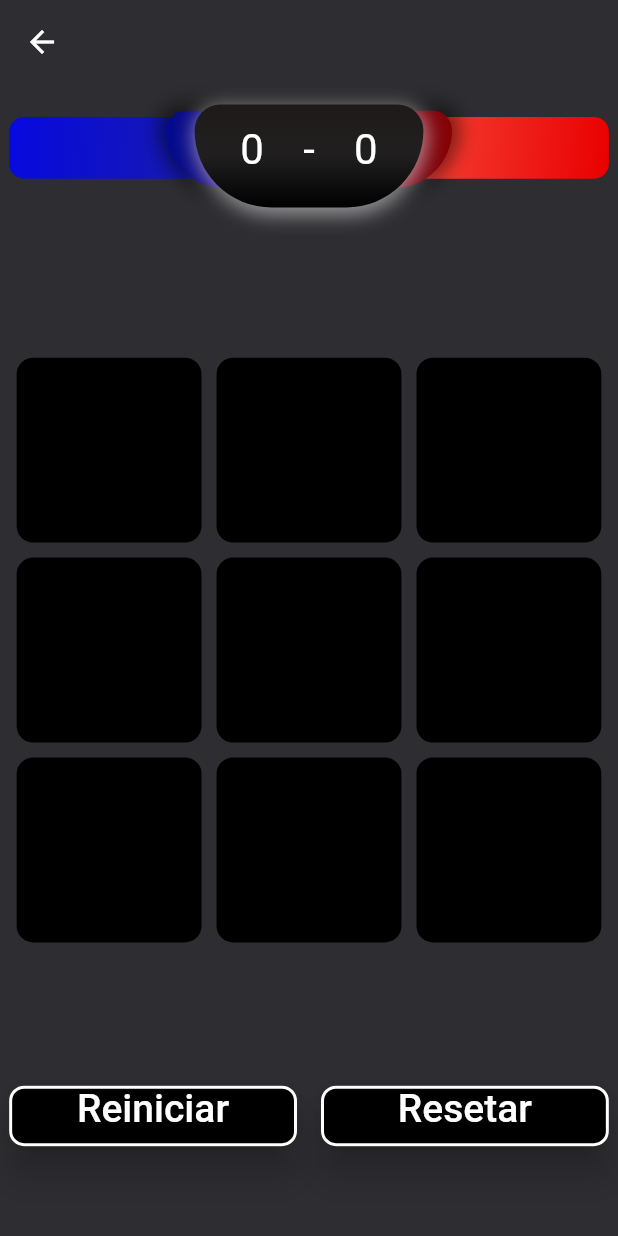
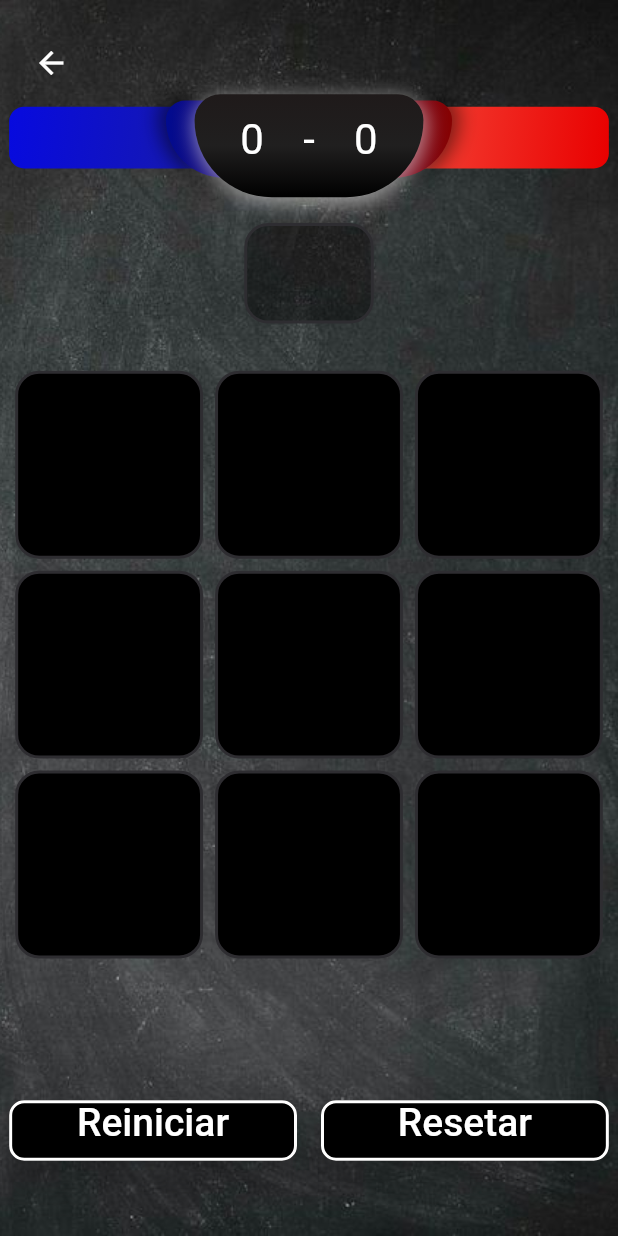
Before and after one commit to thiagolop/jogo_da_velha, a Flutter app: the HomePage screen opened by its route, on a phone screen of 412 x 824 dp. Run offline on Flutter 3.47's test engine with Material 2 defaults, Android fonts, the phone set to English and light mode, and no system bars; our stand-ins replace google_fonts; Roboto replaces fonts that are missing (Coiny).

Commit message:
add image background

```diff
--- a/lib/app/core/ui/styles/colors_app.dart
+++ b/lib/app/core/ui/styles/colors_app.dart
@@ -39,7 +39,7 @@ class ColorsApp {
   Gradient get gradientBackgroundColor => const LinearGradient(
         begin: Alignment.topLeft,
         end: Alignment.bottomRight,
-        colors: [Color(0xFF070ADF), Color(0xFF171AAC), Colors.red, Color(0xFFE90000)],
+        colors: [Color.fromARGB(255, 0, 0, 0), Color.fromARGB(255, 43, 42, 42)],
       );
 }
 
--- a/lib/app/pages/home/view/home_page.dart
+++ b/lib/app/pages/home/view/home_page.dart
@@ -3,8 +3,10 @@ import 'package:jogo_da_velha/app/core/extensions/responsive.dart';
 import 'package:jogo_da_velha/app/core/ui/styles/colors_app.dart';
 import 'package:jogo_da_velha/app/core/ui/styles/text_app.dart';
 import 'package:jogo_da_velha/app/pages/home/controller/home_controller.dart';
+import 'package:jogo_da_velha/app/pages/home/widgets/app_bar_area.dart';
 import 'package:jogo_da_velha/app/pages/home/widgets/custom_buttom.dart';
 import 'package:jogo_da_velha/app/pages/home/widgets/game_widget.dart';
+import 'package:jogo_da_velha/app/pages/home/widgets/on_turn_text.dart';
 import 'package:jogo_da_velha/app/pages/home/widgets/score_game.dart';
 import 'package:provider/provider.dart';
 
@@ -16,29 +18,26 @@ class HomePage extends StatelessWidget {
     return Consumer<HomeController>(
       builder: (_, controller, __) {
         return Scaffold(
-          appBar: AppBar(
           backgroundColor: context.colorsApp.backgroundColor,
-            elevation: 0,
+          body: Container(
+            decoration: const BoxDecoration(
+              image: DecorationImage(
+                image: AssetImage('assets/images/background2.jpg'),
+                fit: BoxFit.cover,
               ),
-          backgroundColor: context.colorsApp.backgroundColor,
-          body: SingleChildScrollView(
-            child: Padding(
+            ),
+            child: ListView(
+              children: [
+                Padding(
                   padding: EdgeInsets.only(top: 40.heigth, left: 16.width, right: 16.width, bottom: 32.heigth),
                   child: Column(
                     mainAxisAlignment: MainAxisAlignment.spaceAround,
                     crossAxisAlignment: CrossAxisAlignment.center,
                     children: [
+                      const AppBarArea(),
                       const ScoreGame(),
-                  SizedBox(height: 60.heigth),
-                  Visibility(
-                    visible: controller.isGaming,
-                    child: Text(
-                      controller.jogador,
-                      style: context.textStyles.textCoiny.copyWith(
-                        color: controller.oTurn ? context.colorsApp.colorO : context.colorsApp.colorX,
-                      ),
-                    ),
-                  ),
+                      SizedBox(height: 50.heigth),
+                      OnTurnText(controller: controller, text: controller.jogador),
                       SizedBox(height: 80.heigth),
                       const GameWidget(),
                       Text(controller.vencedor, style: context.textStyles.textCoiny),
@@ -47,6 +46,8 @@ class HomePage extends StatelessWidget {
                     ],
                   ),
                 ),
+              ],
+            ),
           ),
         );
       },
--- /dev/null
+++ b/lib/app/pages/home/widgets/app_bar_area.dart
@@ -0,0 +1,24 @@
+import 'package:flutter/material.dart';
+import 'package:jogo_da_velha/app/core/extensions/responsive.dart';
+import 'package:jogo_da_velha/app/core/ui/styles/colors_app.dart';
+
+class AppBarArea extends StatelessWidget {
+  const AppBarArea({super.key});
+
+  @override
+  Widget build(BuildContext context) {
+    return Padding(
+      padding: const EdgeInsets.all(16.0),
+      child: Align(
+        alignment: Alignment.topLeft,
+        child: SizedBox(
+          height: 50.heigth,
+          child: InkWell(
+            onTap: () => Navigator.of(context).pop(),
+            child: Icon(Icons.arrow_back_outlined, color: context.colorsApp.whiteColor),
+          ),
+        ),
+      ),
+    );
+  }
+}
--- a/lib/app/pages/home/widgets/game_widget.dart
+++ b/lib/app/pages/home/widgets/game_widget.dart
@@ -24,11 +24,13 @@ class GameWidget extends StatelessWidget {
                   onTap: () {
                     if (controller.isGaming) controller.play(index);
                   },
+                  child: Padding(
+                    padding: const EdgeInsets.all(4.0),
                     child: Container(
                       alignment: Alignment.center,
                       decoration: BoxDecoration(
                         borderRadius: BorderRadius.circular(16),
-                      border: Border.all(color: context.colorsApp.backgroundColor, width: 5),
+                        border: Border.all(color: context.colorsApp.backgroundColor, width: 2),
                         color: controller.matched.contains(index) ? context.colorsApp.matched : context.colorsApp.primaryColor,
                       ),
                       child: Padding(
@@ -40,6 +42,7 @@ class GameWidget extends StatelessWidget {
                         ),
                       ),
                     ),
+                  ),
                 );
               }),
         );
--- /dev/null
+++ b/lib/app/pages/home/widgets/on_turn_text.dart
@@ -0,0 +1,34 @@
+import 'package:flutter/material.dart';
+import 'package:jogo_da_velha/app/core/ui/helpes/size_extensions.dart';
+import 'package:jogo_da_velha/app/core/ui/styles/colors_app.dart';
+import 'package:jogo_da_velha/app/core/ui/styles/text_app.dart';
+import 'package:jogo_da_velha/app/pages/home/controller/home_controller.dart';
+
+class OnTurnText extends StatelessWidget {
+  final HomeController controller;
+  final String text;
+  const OnTurnText({
+    super.key,
+    required this.controller,
+    required this.text,
+  });
+
+  @override
+  Widget build(BuildContext context) {
+    return Visibility(
+      visible: controller.isGaming,
+      child: Container(
+        padding: EdgeInsets.symmetric(horizontal: context.percentWith(0.1), vertical: 8),
+        decoration: BoxDecoration(
+          borderRadius: BorderRadius.circular(16),
+          border: Border.all(color: context.colorsApp.backgroundColor, width: 2),
+          color: Colors.black.withOpacity(0.4),
+        ),
+        child: Text(
+          text,
+          style: context.textStyles.textCoiny.copyWith(color: context.colorsApp.whiteColor),
+        ),
+      ),
+    );
+  }
+}
--- a/lib/app/pages/register/register_page.dart
+++ b/lib/app/pages/register/register_page.dart
@@ -18,8 +18,14 @@ class RegisterPage extends StatelessWidget {
           child: Form(
             key: controller.formKey,
             child: Scaffold(
-              backgroundColor: context.colorsApp.backgroundColor,
-              body: Padding(
+              body: Container(
+                decoration: const BoxDecoration(
+                  image: DecorationImage(
+                    image: AssetImage('assets/images/background2.jpg'),
+                    fit: BoxFit.cover,
+                  ),
+                ),
+                child: Padding(
                   padding: EdgeInsets.symmetric(horizontal: context.percentWith(0.05), vertical: context.percentHeight(0.05)),
                   child: ListView(
                     physics: const BouncingScrollPhysics(),
@@ -146,6 +152,7 @@ class RegisterPage extends StatelessWidget {
                 ),
               ),
             ),
+          ),
         );
       },
     );
--- a/pubspec.yaml
+++ b/pubspec.yaml
@@ -70,7 +70,9 @@ flutter:
   # To add assets to your application, add an assets section, like this:
   assets:
     - assets/icon/Icon.png
-  #   - images/a_dot_ham.jpeg
+    - assets/images/background.jpg
+    - assets/images/background1.jpg
+    - assets/images/background2.jpg
 
   # An image asset can refer to one or more resolution-specific "variants", see
   # https://flutter.dev/assets-and-images/#resolution-aware
```
Also changed, not shown: assets/images/background.jpg (added), assets/images/background1.jpg (added), assets/images/background2.jpg (added). Lines whose indentation alone changed are shown as unchanged.
